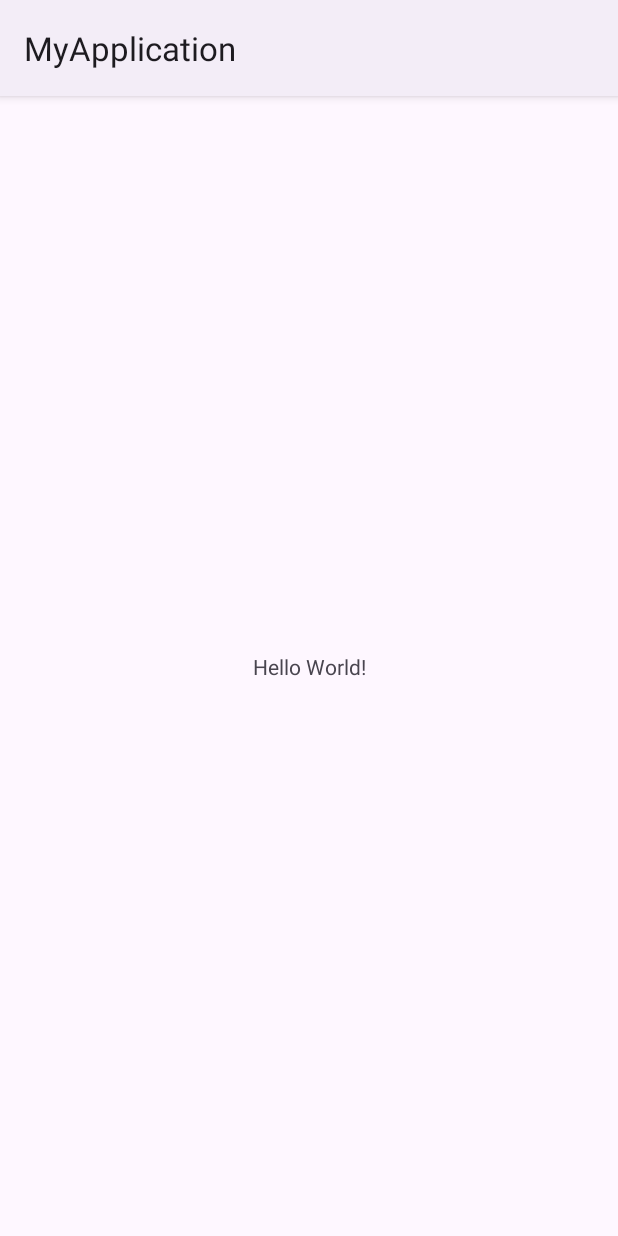
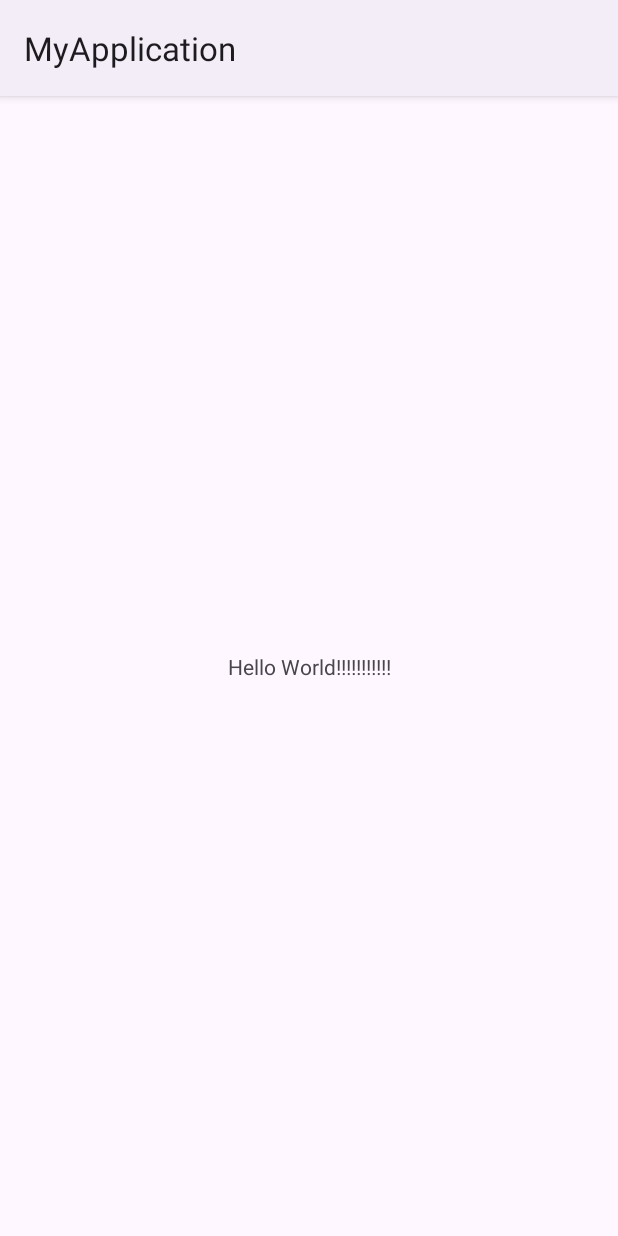
Before and after one commit to emichika/MyApplication, an Android app: the screen it shows after launch (MainActivity), on a phone screen of 412 x 824 dp. Run offline under Robolectric (Android 15) with nearby library versions, the phone set to English and light mode, and no system bars.

Commit message:
Hello World! →　Hello World!!!!!!!!!!!

```diff
--- a/app/src/main/res/layout/activity_main.xml
+++ b/app/src/main/res/layout/activity_main.xml
@@ -10,7 +10,7 @@
     <TextView
         android:layout_width="wrap_content"
         android:layout_height="wrap_content"
-        android:text="Hello World!"
+        android:text="Hello World!!!!!!!!!!!"
         app:layout_constraintBottom_toBottomOf="parent"
         app:layout_constraintEnd_toEndOf="parent"
         app:layout_constraintStart_toStartOf="parent"
```
